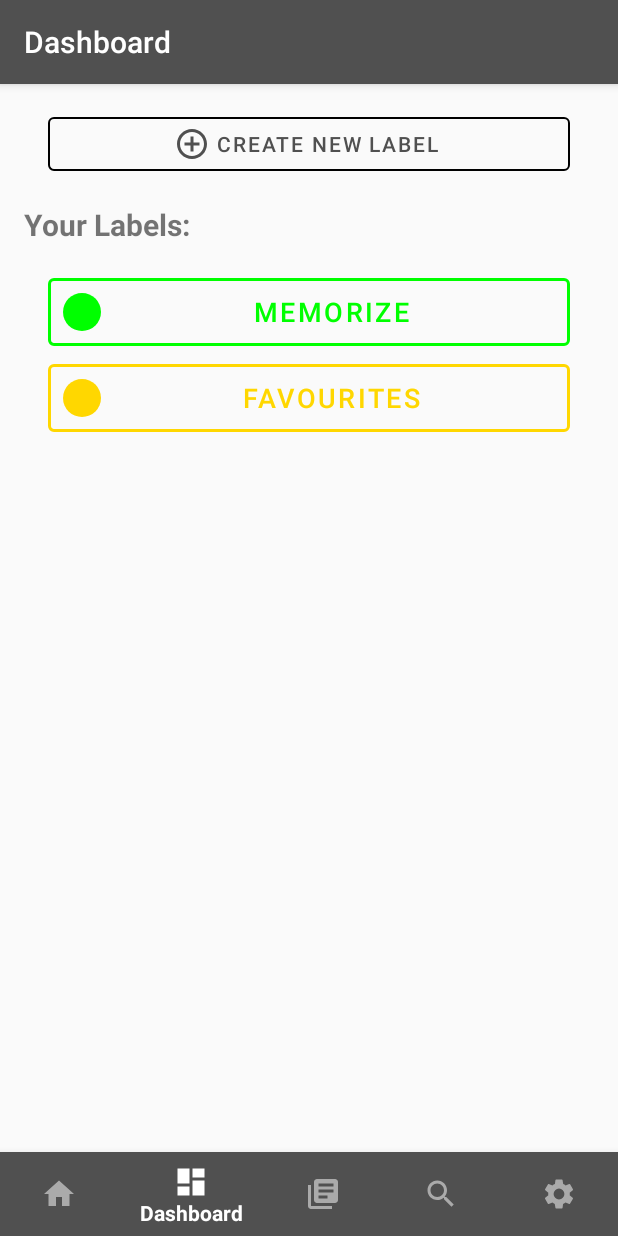
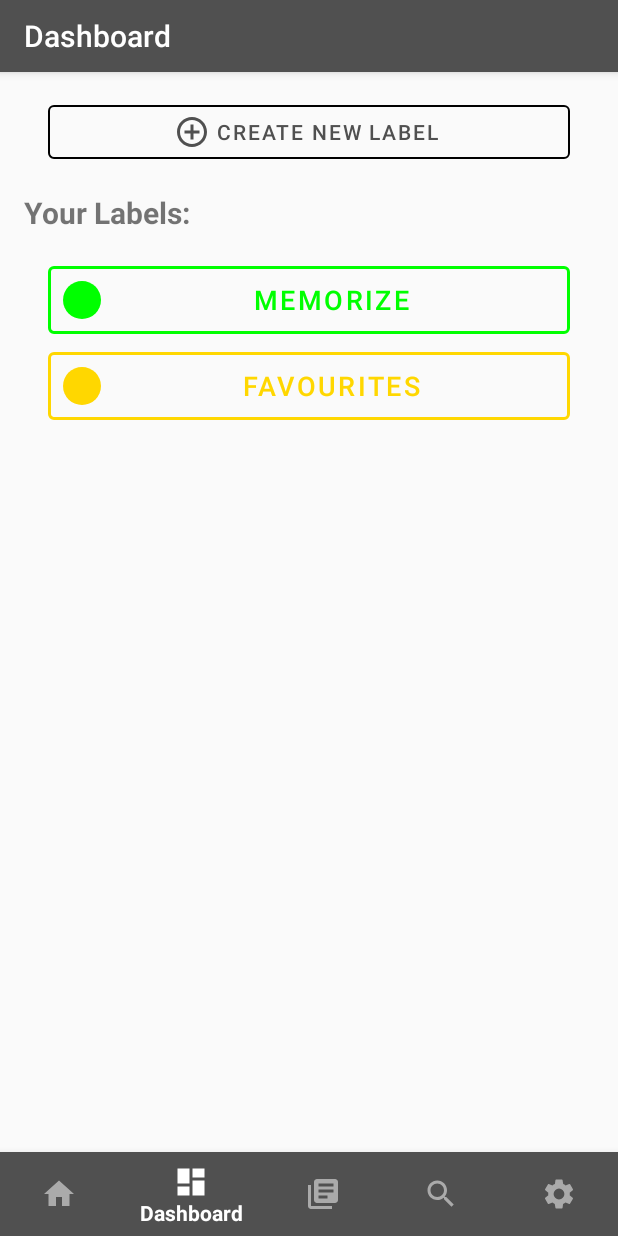
Before and after one commit to michaelzap94/lasantabiblia, an Android app: the screen it shows after launch (Dashboard), item 2 of the bottom bar chosen, on a phone screen of 412 x 824 dp. Run offline under Robolectric (Android 15) with nearby library versions, the light colour scheme and no system bars.

Commit message:
fixed bug

```diff
--- a/app/src/main/java/com/michaelzap94/santabiblia/DatabaseHelper/BibleDBHelper.java
+++ b/app/src/main/java/com/michaelzap94/santabiblia/DatabaseHelper/BibleDBHelper.java
@@ -456,9 +456,6 @@ public class BibleDBHelper {
 
     //SEARCH IN BIBLE=================================================================================================
     public ArrayList<SearchResult> searchInBible(String input) {
-        Log.d(TAG, "searchInBible: " + input);
-        Log.d(TAG, "searchInBible: " + input.toUpperCase(Locale.getDefault()));
-        Log.d(TAG, "searchInBible: " + input.toUpperCase());
         ArrayList<SearchResult> results = new ArrayList<>();
         int innerCursorRowsCount;
         try {
--- a/app/src/main/java/com/michaelzap94/santabiblia/adapters/MainCardViewPagerAdapter.java
+++ b/app/src/main/java/com/michaelzap94/santabiblia/adapters/MainCardViewPagerAdapter.java
@@ -158,6 +158,8 @@ public class MainCardViewPagerAdapter extends PagerAdapter  implements CardAdapt
     public void destroyItem(@NonNull ViewGroup container, int position, @NonNull Object object) {
         Log.d(TAG, "newadapter destroyItem: " + position);
         container.removeView((View)object);
-        mViews.set(position, null);
+        if(mViews.size() > 0){
+            mViews.set(position, null);
+        }
     }
 }
--- a/app/src/main/res/values/styles.xml
+++ b/app/src/main/res/values/styles.xml
@@ -12,6 +12,7 @@
         <item name="colorPrimary">@color/colorPrimary</item>
         <item name="colorPrimaryDark">@color/colorAccent</item>
         <item name="colorAccent">@color/colorPrimaryDark</item>
+        <item name="actionBarSize">48dp</item>
     </style>
 
     <style name="AppTheme.NoActionBar">
```
Also changed, not shown: app/src/main/java/com/michaelzap94/santabiblia/DatabaseHelper/ContentDBHelper.java (+83 -7 lines).
